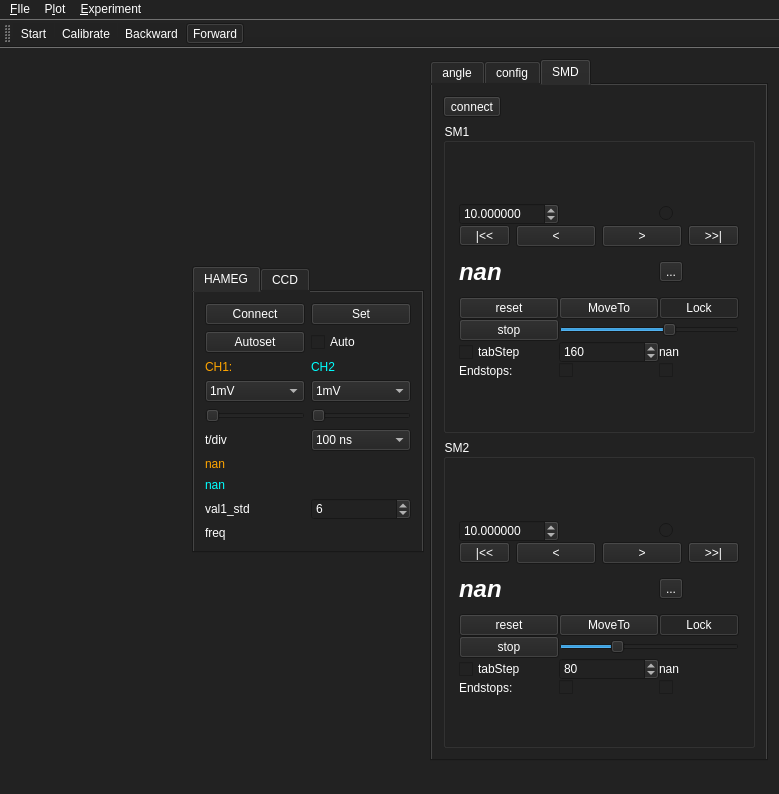
xkronosua/PICO_HG, file mainwindow.ui: the form before one commit.
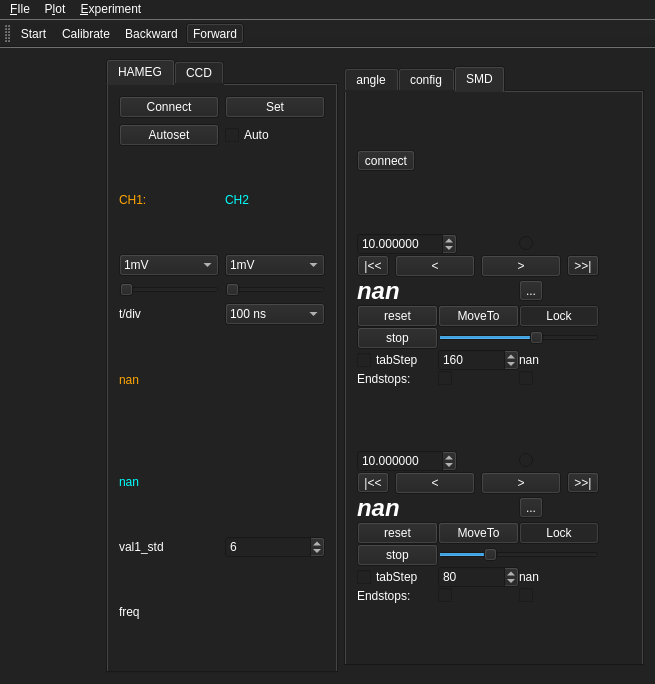
The form after the commit. Icons and pictures are not drawn.

Patch:
```diff
--- a/mainwindow.ui
+++ b/mainwindow.ui
@@ -6,16 +6,22 @@
    <rect>
     <x>0</x>
     <y>0</y>
-    <width>779</width>
-    <height>794</height>
+    <width>655</width>
+    <height>684</height>
    </rect>
   </property>
   <property name="sizePolicy">
-   <sizepolicy hsizetype="Preferred" vsizetype="Expanding">
+   <sizepolicy hsizetype="Expanding" vsizetype="Expanding">
     <horstretch>0</horstretch>
     <verstretch>0</verstretch>
    </sizepolicy>
   </property>
+  <property name="maximumSize">
+   <size>
+    <width>16777215</width>
+    <height>735</height>
+   </size>
+  </property>
   <property name="windowTitle">
    <string>MainWindow</string>
   </property>
@@ -38,7 +44,7 @@
          <number>0</number>
         </property>
         <property name="sizeConstraint">
-         <enum>QLayout::SetMaximumSize</enum>
+         <enum>QLayout::SetDefaultConstraint</enum>
         </property>
         <item>
          <layout class="QVBoxLayout" name="leftView">
@@ -105,7 +111,7 @@
           <item>
            <widget class="QTabWidget" name="dataSources">
             <property name="sizePolicy">
-             <sizepolicy hsizetype="Fixed" vsizetype="Fixed">
+             <sizepolicy hsizetype="Fixed" vsizetype="Expanding">
               <horstretch>0</horstretch>
               <verstretch>0</verstretch>
              </sizepolicy>
@@ -119,7 +125,7 @@
             <property name="currentIndex">
              <number>0</number>
             </property>
-            <widget class="QWidget" name="dataSourcesPage_HAMEG" native="true">
+            <widget class="QWidget" name="dataSourcesPage_HAMEG">
              <attribute name="title">
               <string>HAMEG</string>
              </attribute>
@@ -617,7 +623,7 @@
               </item>
              </layout>
             </widget>
-            <widget class="QWidget" name="dataSourcesPage_CCD" native="true">
+            <widget class="QWidget" name="dataSourcesPage_CCD">
              <attribute name="title">
               <string>CCD</string>
              </attribute>
@@ -758,21 +764,15 @@
     <item>
      <widget class="QTabWidget" name="tabWidget">
       <property name="sizePolicy">
-       <sizepolicy hsizetype="Fixed" vsizetype="Expanding">
+       <sizepolicy hsizetype="Fixed" vsizetype="Preferred">
         <horstretch>0</horstretch>
         <verstretch>0</verstretch>
        </sizepolicy>
       </property>
-      <property name="minimumSize">
-       <size>
-        <width>320</width>
-        <height>0</height>
-       </size>
-      </property>
       <property name="maximumSize">
        <size>
-        <width>410</width>
-        <height>16777215</height>
+        <width>300</width>
+        <height>600</height>
        </size>
       </property>
       <property name="acceptDrops">
@@ -1395,12 +1395,30 @@
        </layout>
       </widget>
       <widget class="QWidget" name="tab_SMD">
+       <property name="sizePolicy">
+        <sizepolicy hsizetype="Preferred" vsizetype="Minimum">
+         <horstretch>0</horstretch>
+         <verstretch>0</verstretch>
+        </sizepolicy>
+       </property>
+       <property name="maximumSize">
+        <size>
+         <width>16777215</width>
+         <height>600</height>
+        </size>
+       </property>
        <attribute name="title">
         <string>SMD</string>
        </attribute>
        <layout class="QVBoxLayout" name="verticalLayout_4">
         <item>
          <widget class="QToolButton" name="SMD_connect">
+          <property name="sizePolicy">
+           <sizepolicy hsizetype="Fixed" vsizetype="Fixed">
+            <horstretch>0</horstretch>
+            <verstretch>0</verstretch>
+           </sizepolicy>
+          </property>
           <property name="text">
            <string>connect</string>
           </property>
@@ -1410,16 +1428,13 @@
          </widget>
         </item>
         <item>
-         <widget class="QGroupBox" name="groupBox_2">
+         <widget class="QWidget" name="widget_2" native="true">
           <property name="sizePolicy">
-           <sizepolicy hsizetype="Minimum" vsizetype="Preferred">
+           <sizepolicy hsizetype="Fixed" vsizetype="Fixed">
             <horstretch>0</horstretch>
             <verstretch>0</verstretch>
            </sizepolicy>
           </property>
-          <property name="title">
-           <string>SM1</string>
-          </property>
           <layout class="QGridLayout" name="gridLayout_10">
            <property name="leftMargin">
             <number>0</number>
@@ -1444,7 +1459,20 @@
              <property name="spacing">
               <number>0</number>
              </property>
-             <item row="7" column="2">
+             <item row="6" column="0">
+              <widget class="QPushButton" name="SM1_stop">
+               <property name="maximumSize">
+                <size>
+                 <width>100</width>
+                 <height>16777215</height>
+                </size>
+               </property>
+               <property name="text">
+                <string>stop</string>
+               </property>
+              </widget>
+             </item>
+             <item row="8" column="2">
               <widget class="QCheckBox" name="SM1_rightEndstop">
                <property name="maximumSize">
                 <size>
@@ -1457,7 +1485,7 @@
                </property>
               </widget>
              </item>
-             <item row="7" column="0">
+             <item row="8" column="0">
               <widget class="QLabel" name="label_3">
                <property name="maximumSize">
                 <size>
@@ -1470,7 +1498,7 @@
                </property>
               </widget>
              </item>
-             <item row="7" column="1">
+             <item row="8" column="1">
               <widget class="QCheckBox" name="SM1_leftEndstop">
                <property name="maximumSize">
                 <size>
@@ -1492,7 +1520,7 @@
                </property>
               </widget>
              </item>
-             <item row="6" column="1">
+             <item row="7" column="1">
               <widget class="QSpinBox" name="SM1_speed_val">
                <property name="maximumSize">
                 <size>
@@ -1511,7 +1539,7 @@
                </property>
               </widget>
              </item>
-             <item row="6" column="2">
+             <item row="7" column="2">
               <widget class="QLabel" name="SM1_stepsCounter">
                <property name="maximumSize">
                 <size>
@@ -1527,7 +1555,7 @@
                </property>
               </widget>
              </item>
-             <item row="5" column="1" colspan="2">
+             <item row="6" column="1" colspan="2">
               <widget class="QSlider" name="SM1_speed">
                <property name="minimum">
                 <number>1</number>
@@ -1568,20 +1596,7 @@
                </property>
               </widget>
              </item>
-             <item row="0" column="2">
-              <widget class="QRadioButton" name="SM1_moving">
-               <property name="maximumSize">
-                <size>
-                 <width>100</width>
-                 <height>16777215</height>
-                </size>
-               </property>
-               <property name="text">
-                <string/>
-               </property>
-              </widget>
-             </item>
-             <item row="1" column="0" colspan="3">
+             <item row="2" column="0" colspan="3">
               <layout class="QHBoxLayout" name="horizontalLayout_6">
                <item>
                 <widget class="QToolButton" name="SM1_left2end">
@@ -1637,7 +1652,7 @@
                </item>
               </layout>
              </item>
-             <item row="6" column="0">
+             <item row="7" column="0">
               <widget class="QCheckBox" name="SM1_tabStep">
                <property name="maximumSize">
                 <size>
@@ -1650,7 +1665,7 @@
                </property>
               </widget>
              </item>
-             <item row="4" column="0">
+             <item row="5" column="0">
               <widget class="QPushButton" name="SM1_reset">
                <property name="maximumSize">
                 <size>
@@ -1663,20 +1678,7 @@
                </property>
               </widget>
              </item>
-             <item row="5" column="0">
-              <widget class="QPushButton" name="SM1_stop">
-               <property name="maximumSize">
-                <size>
-                 <width>100</width>
-                 <height>16777215</height>
-                </size>
-               </property>
-               <property name="text">
-                <string>stop</string>
-               </property>
-              </widget>
-             </item>
-             <item row="4" column="1">
+             <item row="5" column="1">
               <widget class="QPushButton" name="SM1_absMove">
                <property name="maximumSize">
                 <size>
@@ -1689,7 +1691,7 @@
                </property>
               </widget>
              </item>
-             <item row="4" column="2">
+             <item row="5" column="2">
               <widget class="QPushButton" name="SM1_lock">
                <property name="maximumSize">
                 <size>
@@ -1708,7 +1710,7 @@
                </property>
               </widget>
              </item>
-             <item row="2" column="2">
+             <item row="3" column="2">
               <widget class="QToolButton" name="SM1_setPosition">
                <property name="toolTip">
                 <string>set SM1 Position Value</string>
@@ -1718,14 +1720,8 @@
                </property>
               </widget>
              </item>
-             <item row="2" column="0" colspan="2">
+             <item row="3" column="0" colspan="2">
               <widget class="QLabel" name="SM1_position">
-               <property name="minimumSize">
-                <size>
-                 <width>0</width>
-                 <height>50</height>
-                </size>
-               </property>
                <property name="font">
                 <font>
                  <pointsize>18</pointsize>
@@ -1742,22 +1738,32 @@
                </property>
               </widget>
              </item>
+             <item row="0" column="2">
+              <widget class="QRadioButton" name="SM1_moving">
+               <property name="maximumSize">
+                <size>
+                 <width>100</width>
+                 <height>16777215</height>
+                </size>
+               </property>
+               <property name="text">
+                <string/>
+               </property>
+              </widget>
+             </item>
             </layout>
            </item>
           </layout>
          </widget>
         </item>
         <item>
-         <widget class="QGroupBox" name="groupBox_3">
+         <widget class="QWidget" name="widget_3" native="true">
           <property name="sizePolicy">
-           <sizepolicy hsizetype="Minimum" vsizetype="Preferred">
+           <sizepolicy hsizetype="Fixed" vsizetype="Fixed">
             <horstretch>0</horstretch>
             <verstretch>0</verstretch>
            </sizepolicy>
           </property>
-          <property name="title">
-           <string>SM2</string>
-          </property>
           <layout class="QGridLayout" name="gridLayout_9">
            <property name="leftMargin">
             <number>0</number>
@@ -2052,12 +2058,6 @@
              </item>
              <item row="2" column="0" colspan="2">
               <widget class="QLabel" name="SM2_position">
-               <property name="minimumSize">
-                <size>
-                 <width>0</width>
-                 <height>50</height>
-                </size>
-               </property>
                <property name="font">
                 <font>
                  <pointsize>18</pointsize>
@@ -2087,8 +2087,8 @@
     <rect>
      <x>0</x>
      <y>0</y>
-     <width>779</width>
-     <height>30</height>
+     <width>655</width>
+     <height>26</height>
     </rect>
    </property>
    <widget class="QMenu" name="menuFIle">
@@ -2121,8 +2121,19 @@
    <addaction name="menuPlot"/>
    <addaction name="menumeasurement"/>
   </widget>
-  <widget class="QStatusBar" name="statusBar"/>
   <widget class="QToolBar" name="mainToolBar">
+   <property name="sizePolicy">
+    <sizepolicy hsizetype="Preferred" vsizetype="Fixed">
+     <horstretch>0</horstretch>
+     <verstretch>0</verstretch>
+    </sizepolicy>
+   </property>
+   <property name="maximumSize">
+    <size>
+     <width>16777215</width>
+     <height>40</height>
+    </size>
+   </property>
    <property name="iconSize">
     <size>
      <width>64</width>
```
